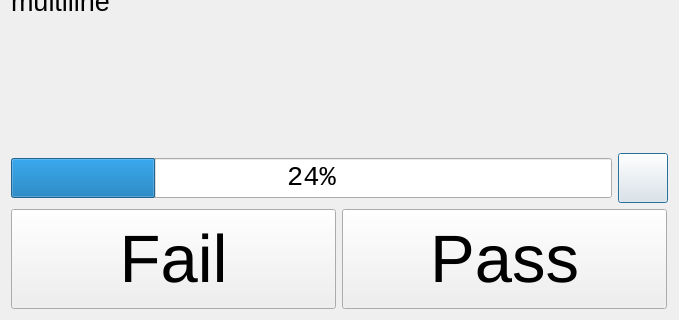
Above: assets/ui/show_dialog.ui from joaonc/show_dialog before the change; both pictures show x 0 to 679 and y 269 to 589 of the 679 by 589 pixel window. Below: the same form after it.
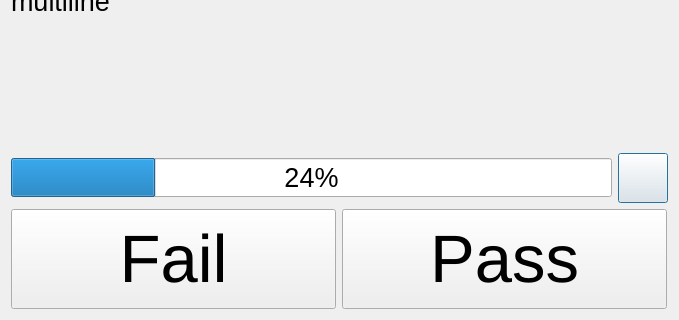
That is the form after the change. Icons and pictures are not drawn.

```diff
--- a/assets/ui/show_dialog.ui
+++ b/assets/ui/show_dialog.ui
@@ -12,7 +12,9 @@
   </property>
   <property name="font">
    <font>
+    <family>Arial</family>
     <pointsize>50</pointsize>
+    <kerning>true</kerning>
    </font>
   </property>
   <property name="windowTitle">
@@ -70,7 +72,7 @@
        </property>
        <property name="font">
         <font>
-         <family>Consolas</family>
+         <family>Arial</family>
          <pointsize>20</pointsize>
          <bold>false</bold>
          <kerning>true</kerning>
```
Left out of the diff: 4 changed lines with no effect on the pictures.
